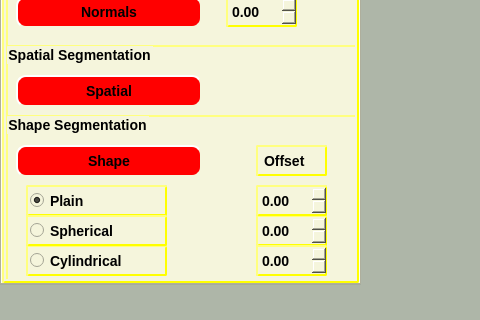
The window that forms/mainwindow.ui (pranjal23/osg2citygml) describes before a commit, drawn with Qt 5; both pictures show x 0 to 480 and y 376 to 696 of the 974 by 696 pixel window.
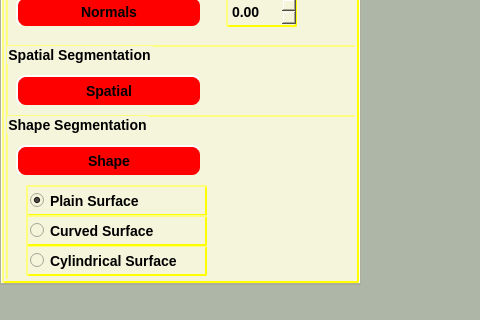
The same window after the commit. The open tabs and pages were chosen to show the change. Icons and pictures are not drawn. Custom widgets are drawn as their Qt base class.

Commit message: [Changes] - Curved and Cylindrical segmentation complete

What changed in the file:
```diff
--- a/forms/mainwindow.ui
+++ b/forms/mainwindow.ui
@@ -1908,46 +1908,17 @@
         <property name="title">
          <string>Shape Segmentation</string>
         </property>
-        <widget class="QLabel" name="label_2">
-         <property name="geometry">
-          <rect>
-           <x>250</x>
-           <y>30</y>
-           <width>71</width>
-           <height>31</height>
-          </rect>
-         </property>
-         <property name="text">
-          <string>Offset</string>
-         </property>
-        </widget>
         <widget class="QRadioButton" name="cylindricalRb">
          <property name="geometry">
           <rect>
            <x>20</x>
            <y>130</y>
-           <width>141</width>
+           <width>181</width>
            <height>31</height>
           </rect>
          </property>
          <property name="text">
-          <string>Cylindrical</string>
-         </property>
-        </widget>
-        <widget class="QDoubleSpinBox" name="sphericalOffset">
-         <property name="geometry">
-          <rect>
-           <x>250</x>
-           <y>100</y>
-           <width>71</width>
-           <height>31</height>
-          </rect>
-         </property>
-         <property name="maximum">
-          <double>10.000000000000000</double>
-         </property>
-         <property name="singleStep">
-          <double>0.100000000000000</double>
+          <string>Cylindrical Surface</string>
          </property>
         </widget>
         <widget class="QPushButton" name="shapeBtn">
@@ -2110,33 +2081,17 @@
           <bool>false</bool>
          </property>
         </widget>
-        <widget class="QDoubleSpinBox" name="plainOffset">
-         <property name="geometry">
-          <rect>
-           <x>250</x>
-           <y>70</y>
-           <width>71</width>
-           <height>31</height>
-          </rect>
-         </property>
-         <property name="maximum">
-          <double>10.000000000000000</double>
-         </property>
-         <property name="singleStep">
-          <double>0.100000000000000</double>
-         </property>
-        </widget>
         <widget class="QRadioButton" name="plainRb">
          <property name="geometry">
           <rect>
            <x>20</x>
            <y>70</y>
-           <width>141</width>
+           <width>181</width>
            <height>31</height>
           </rect>
          </property>
          <property name="text">
-          <string>Plain</string>
+          <string>Plain Surface</string>
          </property>
          <property name="checked">
           <bool>true</bool>
@@ -2147,28 +2102,12 @@
           <rect>
            <x>20</x>
            <y>100</y>
-           <width>141</width>
+           <width>181</width>
            <height>31</height>
           </rect>
          </property>
          <property name="text">
-          <string>Spherical</string>
-         </property>
-        </widget>
-        <widget class="QDoubleSpinBox" name="cylindricalOffset">
-         <property name="geometry">
-          <rect>
-           <x>250</x>
-           <y>130</y>
-           <width>71</width>
-           <height>31</height>
-          </rect>
-         </property>
-         <property name="maximum">
-          <double>10.000000000000000</double>
-         </property>
-         <property name="singleStep">
-          <double>0.100000000000000</double>
+          <string>Curved Surface</string>
          </property>
         </widget>
        </widget>
```
Left out of the diff: 2 changed lines with no effect on the pictures. The commit also changes 6 other files.
